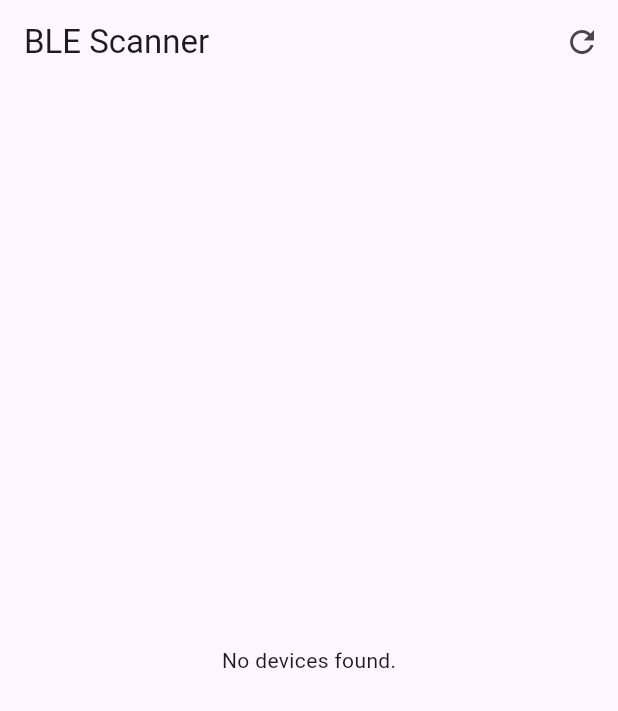
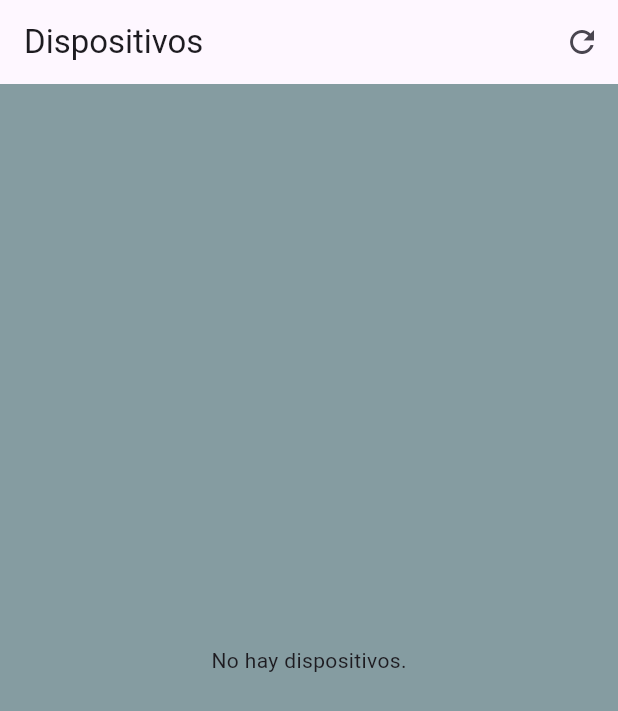
Before and after one commit to Inventoteca/flutter_bt_test, a Flutter app: the screen it shows after launch, on a phone screen of 412 x 824 dp. Shown: the top 711 px of the screen. Run offline on Flutter 3.47's test engine with Material 3 defaults, Android fonts, the light colour scheme and no system bars; our stand-ins replace flutter_blue_plus.

Commit message:
add custom colors

```diff
--- a/lib/main.dart
+++ b/lib/main.dart
@@ -1,5 +1,6 @@
 import 'package:flutter/material.dart';
 import 'scanner_page.dart';
+import 'res/custom_colors.dart';
 
 void main() {
   runApp(const MyApp());
@@ -11,8 +12,29 @@ class MyApp extends StatelessWidget {
   @override
   Widget build(BuildContext context) {
     return MaterialApp(
-      title: 'BLE Control',
-      theme: ThemeData(primarySwatch: Colors.blue),
+      title: 'Smart Industry',
+      debugShowCheckedModeBanner: false,
+      theme: ThemeData(
+        scaffoldBackgroundColor: CustomColors.panelBackground,
+        brightness: Brightness.light,
+        //primarySwatch: Color(0xFF2196F3),
+        elevatedButtonTheme: ElevatedButtonThemeData(
+          style: ElevatedButton.styleFrom(
+            textStyle: const TextStyle(
+              fontSize: 18.0,
+            ),
+            padding: const EdgeInsets.fromLTRB(16.0, 8.0, 16.0, 8.0),
+          ),
+        ),
+        textTheme: TextTheme(
+          displayLarge: TextStyle(
+            fontSize: 18.0,
+            color: Colors.blue.shade700,
+            fontWeight: FontWeight.w500,
+          ),
+          bodyLarge: const TextStyle(fontSize: 18.0),
+        ),
+      ),
       home: const ScannerPage(),
     );
   }
--- /dev/null
+++ b/lib/res/custom_colors.dart
@@ -0,0 +1,13 @@
+import 'package:flutter/material.dart';
+
+class CustomColors {
+  static const Color firebaseNavy =  Color(0xFF2C384A);
+  static const Color firebaseOrange = Color(0xFFF57C00);
+  static const Color firebaseAmber = Color(0xFFFFA000);
+  static const Color firebaseYellow = Color(0xFFFFCA28);
+  static const Color firebaseGrey = Color(0xFFECEFF1);
+  static const Color googleBackground = Color(0xFF4285F4);
+  static const Color panelBackground = Color.fromARGB(255, 133, 156, 161);
+  static const Color panel = Color.fromARGB(255, 216, 216, 216);
+  static const Color panelBack = Color.fromARGB(255, 255, 226, 182);
+}
--- /dev/null
+++ b/lib/res/custom_icons.dart
@@ -0,0 +1,11 @@
+import 'package:flutter/material.dart';
+
+class CustomIcons {
+  static const uvIcon = Icon(
+    Icons.sunny,
+    color: Colors.white,
+    size: 60,
+  );
+  final Icon tempIcon = const Icon(Icons.thermostat_auto_rounded);
+  final Icon humIcon = const Icon(Icons.water_drop);
+}
--- a/lib/scanner_page.dart
+++ b/lib/scanner_page.dart
@@ -72,7 +72,7 @@ class _ScannerPageState extends State<ScannerPage> {
   Widget build(BuildContext context) {
     return Scaffold(
         appBar: AppBar(
-        title: const Text('BLE Scanner'),
+          title: const Text('Dispositivos'),
           actions: [
             IconButton(
               icon: Icon(isScanning ? Icons.stop : Icons.refresh),
@@ -86,21 +86,32 @@ class _ScannerPageState extends State<ScannerPage> {
                 ? Center(
                     child: isScanning
                         ? const CircularProgressIndicator()
-                      : const Text('No devices found.'),
+                        : const Text('No hay dispositivos.'),
                   )
                 : ListView.builder(
                     itemCount: devicesList.length,
                     itemBuilder: (context, index) {
                       final device = devicesList[index].device;
+
+                      // Verificar si el nombre del dispositivo comienza con los prefijos deseados
+                      if (device.platformName.startsWith('panel_') ||
+                          device.platformName.startsWith('ergo_') ||
+                          device.platformName.startsWith('dias_') ||
+                          device.platformName.startsWith('cruz_')) {
                         return ListTile(
                           title: Text(
-                        device.platformName.isNotEmpty ? device.platformName   : 'Unknown',
+                            device.platformName.isNotEmpty
+                                ? device.platformName
+                                : 'Unknown',
                           ),
                           subtitle: Text(device.remoteId.toString()),
                           onTap: () => connectToDevice(device),
                         );
+                      } else {
+                        // Devuelve un espacio vacío para los dispositivos no coincidentes
+                        return const SizedBox.shrink();
+                      }
                     },
-                ),
-    );
+                  ));
   }
 }
--- a/pubspec.yaml
+++ b/pubspec.yaml
@@ -8,6 +8,9 @@ environment:
 
 dependencies:
   flutter_blue_plus: ^1.34.5
+  flip_card: ^0.7.0
+  cupertino_icons: ^1.0.5
+  permission_handler: ^11.3.1
   flutter:
     sdk: flutter
 
```
Also changed, not shown: pubspec.lock, 2 other files. Lines whose indentation alone changed are shown as unchanged.
